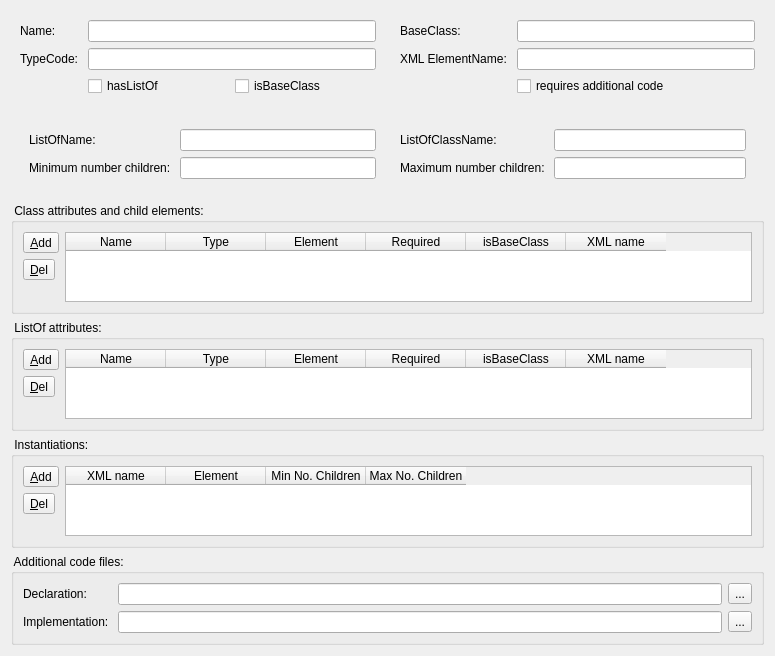
Old version of the form ui/formdeviserclass.ui in the repository sbmlteam/QtDeviser.
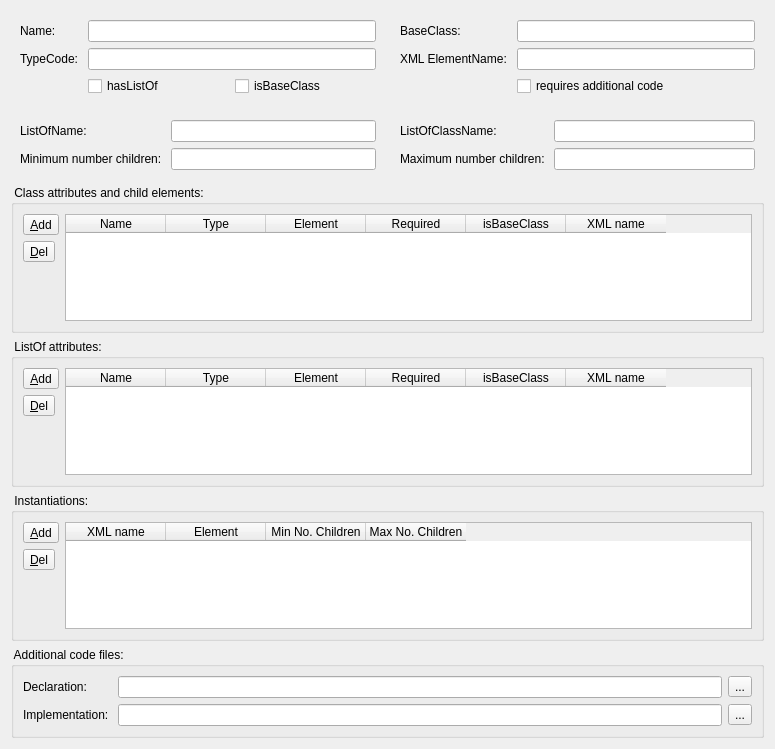
New version of the form. Icons and pictures are not drawn.

```diff
--- a/ui/formdeviserclass.ui
+++ b/ui/formdeviserclass.ui
@@ -7,7 +7,7 @@
     <x>0</x>
     <y>0</y>
     <width>775</width>
-    <height>606</height>
+    <height>749</height>
    </rect>
   </property>
   <property name="windowTitle">
@@ -129,9 +129,21 @@
    <item>
     <widget class="QWidget" name="ctrlListOf" native="true">
      <layout class="QHBoxLayout" name="horizontalLayout_9">
+      <property name="leftMargin">
+       <number>0</number>
+      </property>
+      <property name="topMargin">
+       <number>0</number>
+      </property>
+      <property name="rightMargin">
+       <number>0</number>
+      </property>
+      <property name="bottomMargin">
+       <number>0</number>
+      </property>
       <item>
        <widget class="QWidget" name="widget_3" native="true">
-        <layout class="QFormLayout" name="formLayout_3">
+        <layout class="QGridLayout" name="gridLayout_3">
          <item row="0" column="0">
           <widget class="QLabel" name="label_5">
            <property name="text">
@@ -157,7 +169,7 @@
       </item>
       <item>
        <widget class="QWidget" name="widget_4" native="true">
-        <layout class="QFormLayout" name="formLayout_4">
+        <layout class="QGridLayout" name="gridLayout_4">
          <item row="0" column="0">
           <widget class="QLabel" name="label_7">
            <property name="text">
@@ -447,7 +459,7 @@
      <property name="title">
       <string> Additional code files: </string>
      </property>
-     <layout class="QFormLayout" name="formLayout_5">
+     <layout class="QGridLayout" name="gridLayout_5">
       <item row="0" column="0">
        <widget class="QLabel" name="label_9">
         <property name="text">
```
Left out of the diff: 447 changed lines with no effect on the pictures.
